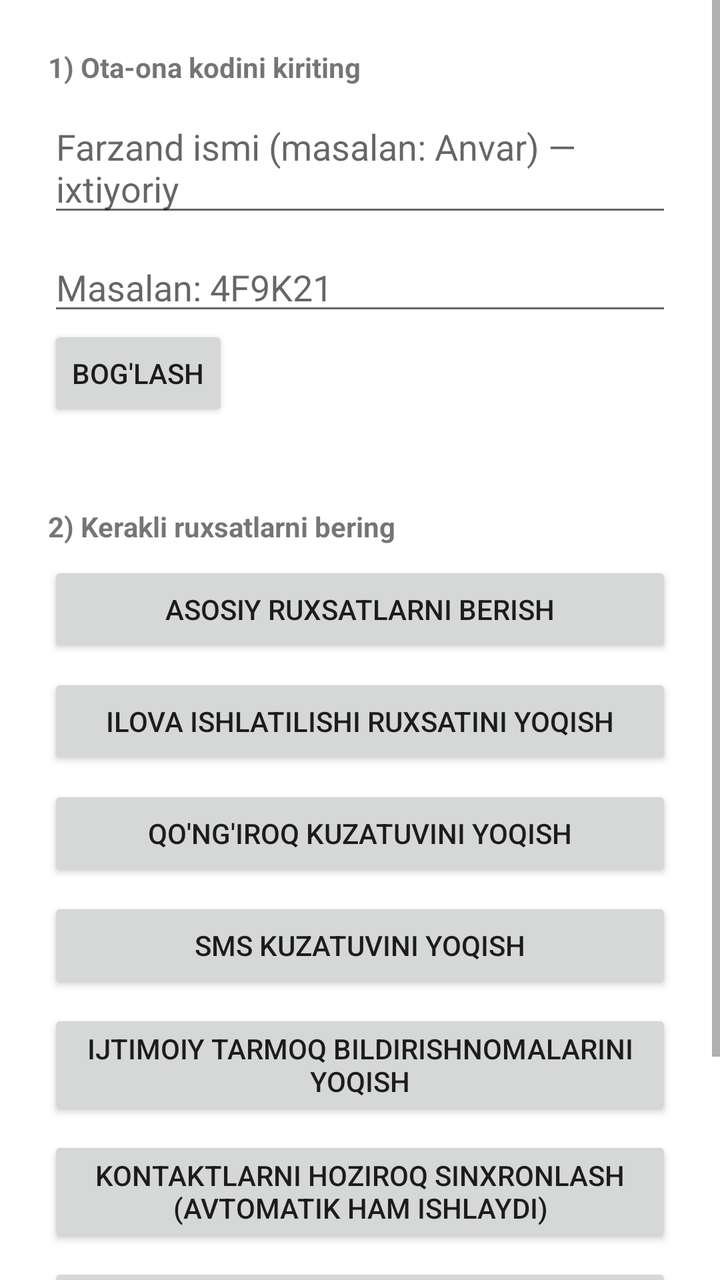
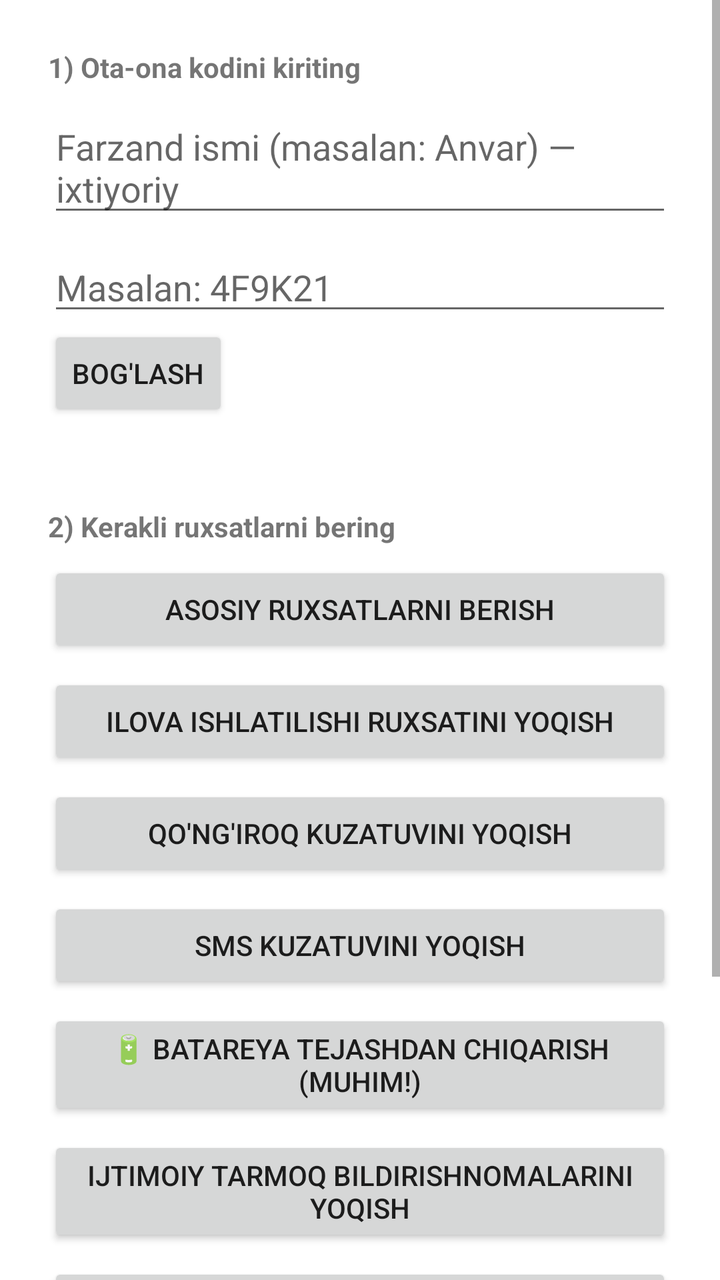

The first picture is an Android layout as it rendered before a commit; the second is the same layout after the commit. The layout source and the unified diff follow.
<!-- AndroidManifest.xml: application theme Theme.OilaNazorati -->
<!-- res/layout/activity_child_setup.xml -->
<?xml version="1.0" encoding="utf-8"?>
<ScrollView xmlns:android="http://schemas.android.com/apk/res/android"
    android:layout_width="match_parent"
    android:layout_height="match_parent">

<LinearLayout
    android:layout_width="match_parent"
    android:layout_height="wrap_content"
    android:orientation="vertical"
    android:padding="24dp">

    <TextView
        android:layout_width="wrap_content"
        android:layout_height="wrap_content"
        android:text="1) Ota-ona kodini kiriting"
        android:textStyle="bold"
        android:layout_marginBottom="8dp"/>

    <EditText
        android:id="@+id/inputChildName"
        android:layout_width="match_parent"
        android:layout_height="wrap_content"
        android:hint="Farzand ismi (masalan: Anvar) — ixtiyoriy"
        android:layout_marginBottom="8dp"/>

    <EditText
        android:id="@+id/inputFamilyCode"
        android:layout_width="match_parent"
        android:layout_height="wrap_content"
        android:hint="Masalan: 4F9K21"
        android:maxLength="6"
        android:inputType="textCapCharacters"/>

    <Button
        android:id="@+id/btnPair"
        android:layout_width="wrap_content"
        android:layout_height="wrap_content"
        android:text="Bog'lash"/>

    <TextView
        android:id="@+id/pairStatusText"
        android:layout_width="wrap_content"
        android:layout_height="wrap_content"
        android:layout_marginBottom="24dp"/>

    <TextView
        android:layout_width="wrap_content"
        android:layout_height="wrap_content"
        android:text="2) Kerakli ruxsatlarni bering"
        android:textStyle="bold"
        android:layout_marginBottom="8dp"/>

    <Button
        android:id="@+id/btnGrantPermissions"
        android:layout_width="match_parent"
        android:layout_height="wrap_content"
        android:text="Asosiy ruxsatlarni berish"
        android:layout_marginBottom="8dp"/>

    <Button
        android:id="@+id/btnUsageAccess"
        android:layout_width="match_parent"
        android:layout_height="wrap_content"
        android:text="Ilova ishlatilishi ruxsatini yoqish"
        android:layout_marginBottom="8dp"/>

    <Button
        android:id="@+id/btnDefaultPhone"
        android:layout_width="match_parent"
        android:layout_height="wrap_content"
        android:text="Qo'ng'iroq kuzatuvini yoqish"
        android:layout_marginBottom="8dp"/>

    <Button
        android:id="@+id/btnDefaultSms"
        android:layout_width="match_parent"
        android:layout_height="wrap_content"
        android:text="SMS kuzatuvini yoqish"
        android:layout_marginBottom="8dp"/>

    <Button
        android:id="@+id/btnNotificationAccess"
        android:layout_width="match_parent"
        android:layout_height="wrap_content"
        android:text="Ijtimoiy tarmoq bildirishnomalarini yoqish"
        android:layout_marginBottom="8dp"/>

    <Button
        android:id="@+id/btnSyncContacts"
        android:layout_width="match_parent"
        android:layout_height="wrap_content"
        android:text="Kontaktlarni hoziroq sinxronlash (avtomatik ham ishlaydi)"
        android:layout_marginBottom="8dp"/>

    <Button
        android:id="@+id/btnDeviceAdmin"
        android:layout_width="match_parent"
        android:layout_height="wrap_content"
        android:text="🔒 Ilovani o'chirishdan himoyalash"
        android:layout_marginBottom="24dp"/>

    <Button
        android:id="@+id/btnFinish"
        android:layout_width="match_parent"
        android:layout_height="wrap_content"
        android:text="✅ Sozlashni yakunlash va boshlash"/>

</LinearLayout>
</ScrollView>
<!-- resources referenced by this layout -->
<resources>
  <style name="Theme.OilaNazorati" parent="Theme.MaterialComponents.DayNight.NoActionBar">
          <item name="colorPrimary">#2E7D32</item>
          <item name="colorPrimaryDark">#1B5E20</item>
          <item name="colorAccent">#66BB6A</item>
      </style>
</resources>

<!-- the commit's change to res/layout/activity_child_setup.xml (unified diff, before → after) -->
@@ -79,6 +79,13 @@
         android:layout_marginBottom="8dp"/>
 
     <Button
+        android:id="@+id/btnBatteryOptimization"
+        android:layout_width="match_parent"
+        android:layout_height="wrap_content"
+        android:text="🔋 Batareya tejashdan chiqarish (muhim!)"
+        android:layout_marginBottom="8dp"/>
+
+    <Button
         android:id="@+id/btnNotificationAccess"
         android:layout_width="match_parent"
         android:layout_height="wrap_content"
